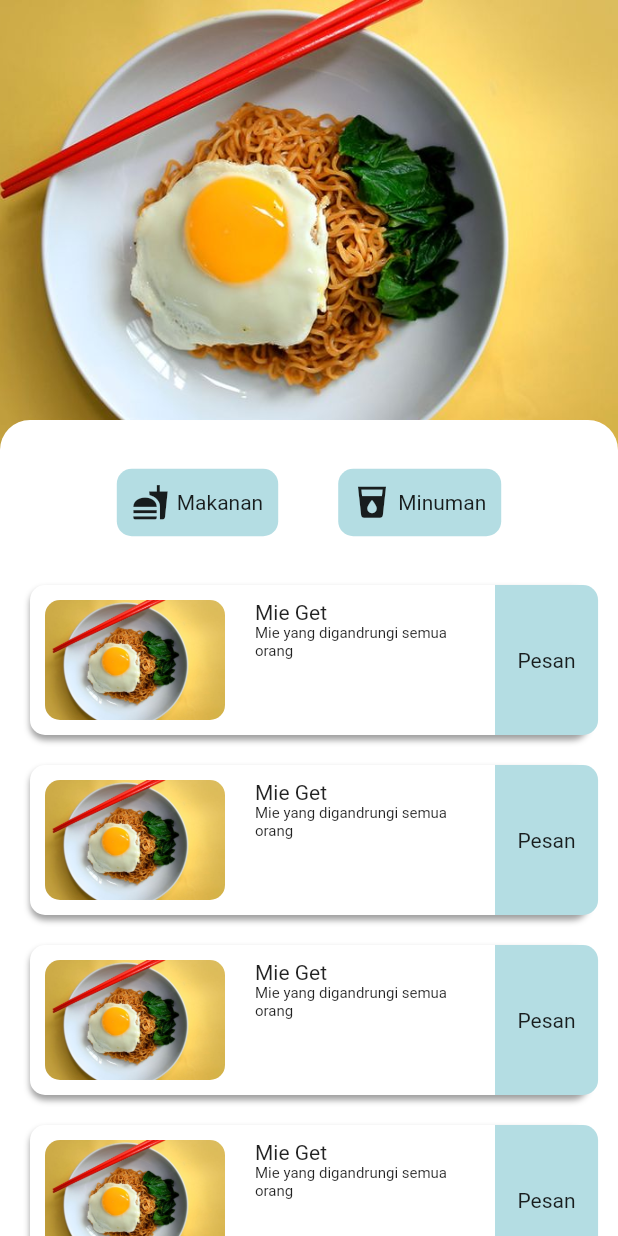
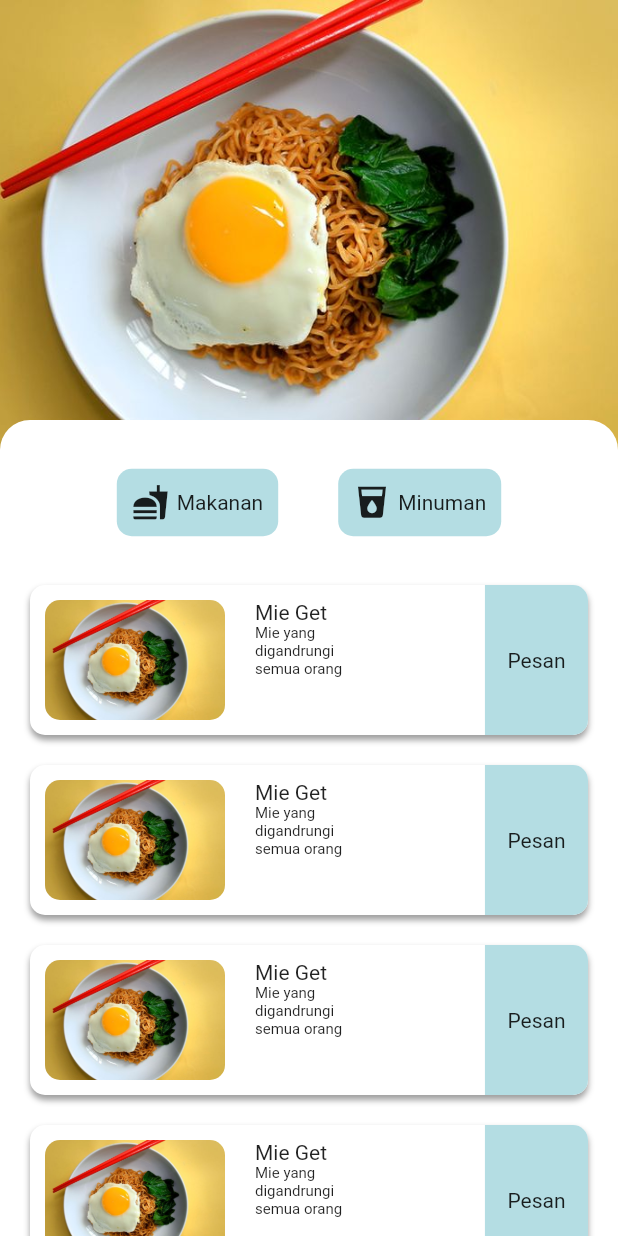
Before and after one commit to juarramdhan/aplikasi_shelter, a Flutter app: the HomeView screen opened by its route, on a phone screen of 412 x 824 dp. Run offline on Flutter 3.47's test engine with Material 2 defaults, Android fonts, the phone set to English and light mode, and no system bars; our stand-ins replace get; missing offline and left inert: iconify_flutter.

Commit message:
memperbaiki home

```diff
--- a/lib/app/modules/home/views/home_view.dart
+++ b/lib/app/modules/home/views/home_view.dart
@@ -91,6 +91,7 @@ class HomeView extends GetView<HomeController> {
                     height: 20,
                   ),
                   ListView.builder(
+                      physics: NeverScrollableScrollPhysics(),
                       shrinkWrap: true,
                       itemCount: 10,
                       itemBuilder: (context, index) {
@@ -131,7 +132,7 @@ class HomeView extends GetView<HomeController> {
                                       width: 20,
                                     ),
                                     SizedBox(
-                                      width: 150,
+                                      width: 70,
                                       child: Column(
                                         crossAxisAlignment:
                                             CrossAxisAlignment.start,
```
